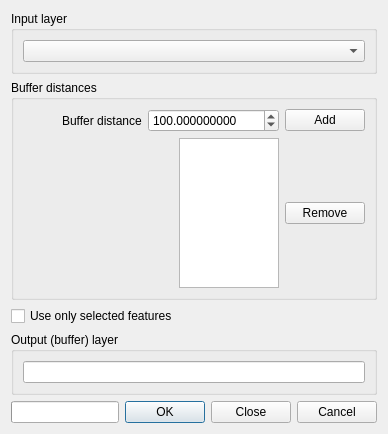
Before: the Qt Designer form ui_multidistancebuffer.ui in havatv/qgismultidistancebufferplugin, drawn with Qt 5.
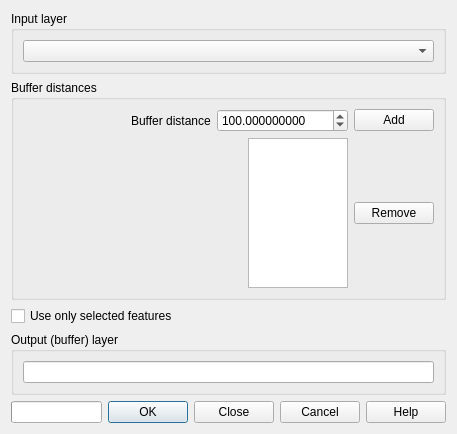
After: the same form once the commit is applied.

Commit message: Added help button, changed version to 1.2.4

Diff of the .ui file:
```diff
--- a/ui_multidistancebuffer.ui
+++ b/ui_multidistancebuffer.ui
@@ -6,7 +6,7 @@
    <rect>
     <x>0</x>
     <y>0</y>
-    <width>388</width>
+    <width>424</width>
     <height>434</height>
    </rect>
   </property>
@@ -181,6 +181,13 @@
        </property>
       </widget>
      </item>
+     <item>
+      <widget class="QPushButton" name="helpButton">
+       <property name="text">
+        <string>Help</string>
+       </property>
+      </widget>
+     </item>
     </layout>
    </item>
    <item>
```
The commit also changes 6 other files.
